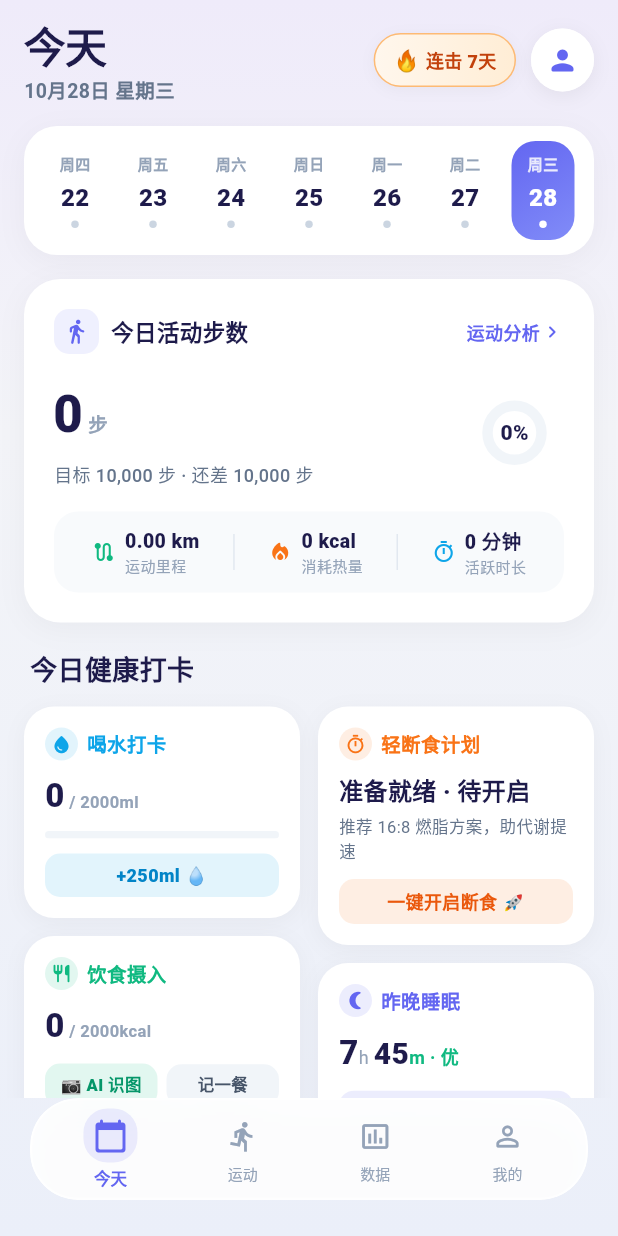
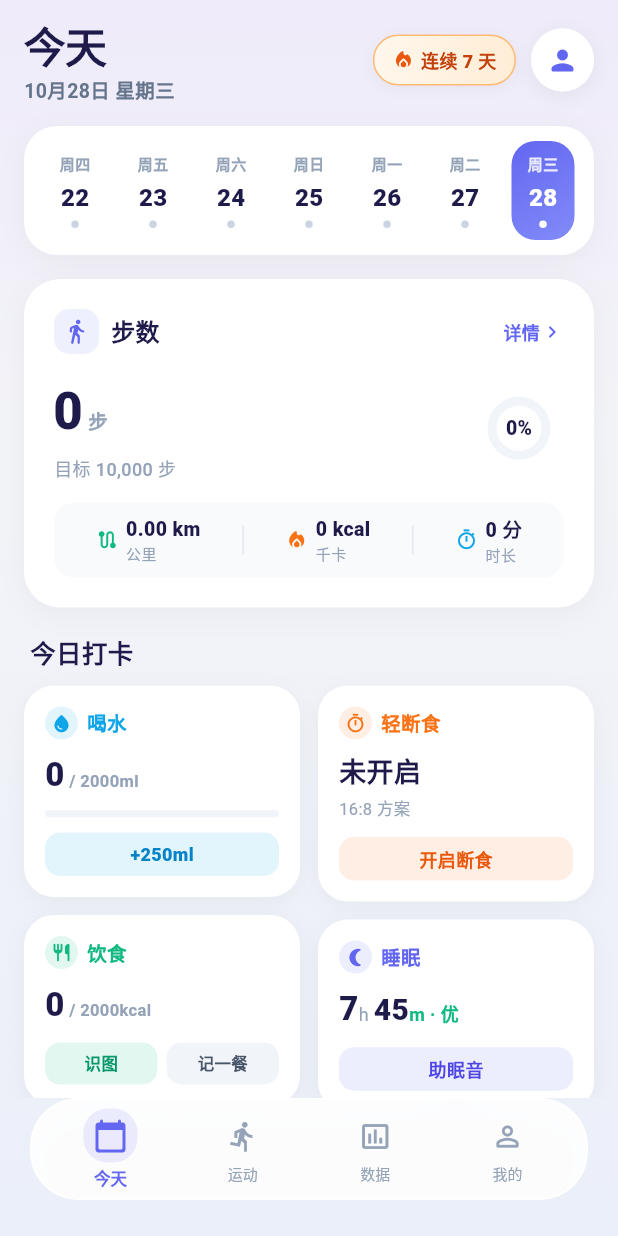
Before and after one commit to xuldqi/yydsxnec, a Flutter app: the StepsScreen screen opened by its route, on a phone screen of 412 x 824 dp. Run offline on Flutter 3.47's test engine with Material 3 defaults, Android fonts, the phone set to English and light mode, and no system bars; our stand-ins replace audioplayers, camera, drift, drift_flutter, fl_chart, flutter_local_notifications and 19 more; missing offline and left inert: flutter_foreground_task, google_mlkit_text_recognition, home_widget, record, tflite_flutter; accounts and stored records are empty; generated files the repository leaves out were written again; project files that could hold a hidden picture were left out.

Commit message:
style: remove emoji spam, verbose descriptions, and bloated bottom toolbox for pure OtterLife aesthetic

```diff
--- a/lib/features/steps/steps_screen.dart
+++ b/lib/features/steps/steps_screen.dart
@@ -73,8 +73,6 @@ class _StepsScreenState extends ConsumerState<StepsScreen> {
                   _buildStepsHeroCard(context, steps, record),
                   const SizedBox(height: 18),
                   _buildHabitCardsStream(context, record),
-                  const SizedBox(height: 24),
-                  _buildHealthToolboxSection(context),
                 ],
               ),
             ),
@@ -141,10 +139,10 @@ class _StepsScreenState extends ConsumerState<StepsScreen> {
                 ),
                 child: Row(
                   children: const [
-                    Text('🔥', style: TextStyle(fontSize: 14)),
+                    Icon(Icons.local_fire_department_rounded, size: 15, color: Color(0xFFEA580C)),
                     SizedBox(width: 4),
                     Text(
-                      '连击 7天',
+                      '连续 7 天',
                       style: TextStyle(
                         fontSize: 12,
                         fontWeight: FontWeight.w800,
@@ -305,10 +303,10 @@ class _StepsScreenState extends ConsumerState<StepsScreen> {
                     ),
                     const SizedBox(width: 8),
                     const Text(
-                      '今日活动步数',
+                      '步数',
                       style: TextStyle(
                         color: Color(0xFF1E1B4B),
-                        fontSize: 15,
+                        fontSize: 16,
                         fontWeight: FontWeight.w800,
                       ),
                     ),
@@ -316,13 +314,13 @@ class _StepsScreenState extends ConsumerState<StepsScreen> {
                 ),
                 Row(
                   children: const [
-                    Text('运动分析', style: TextStyle(fontSize: 12, color: Color(0xFF6366F1), fontWeight: FontWeight.w600)),
+                    Text('详情', style: TextStyle(fontSize: 12, color: Color(0xFF6366F1), fontWeight: FontWeight.w600)),
                     Icon(Icons.chevron_right_rounded, size: 16, color: Color(0xFF6366F1)),
                   ],
                 ),
               ],
             ),
-            const SizedBox(height: 16),
+            const SizedBox(height: 14),
             Row(
               children: [
                 Expanded(
@@ -346,11 +344,11 @@ class _StepsScreenState extends ConsumerState<StepsScreen> {
                           const Text('步', style: TextStyle(color: Color(0xFF94A3B8), fontSize: 13, fontWeight: FontWeight.bold)),
                         ],
                       ),
-                      const SizedBox(height: 6),
-                      Text(
-                        '目标 10,000 步 · 还差 ${NumberFormat('#,###').format((10000 - steps).clamp(0, 10000))} 步',
-                        style: const TextStyle(
-                          color: Color(0xFF64748B),
+                      const SizedBox(height: 4),
+                      const Text(
+                        '目标 10,000 步',
+                        style: TextStyle(
+                          color: Color(0xFF94A3B8),
                           fontSize: 12,
                           fontWeight: FontWeight.w500,
                         ),
@@ -359,14 +357,14 @@ class _StepsScreenState extends ConsumerState<StepsScreen> {
                   ),
                 ),
                 SizedBox(
-                  width: 66,
-                  height: 66,
+                  width: 60,
+                  height: 60,
                   child: Stack(
                     alignment: Alignment.center,
                     children: [
                       CircularProgressIndicator(
                         value: progress,
-                        strokeWidth: 7,
+                        strokeWidth: 6,
                         backgroundColor: const Color(0xFFF1F5F9),
                         valueColor: const AlwaysStoppedAnimation<Color>(Color(0xFF6366F1)),
                       ),
@@ -374,7 +372,7 @@ class _StepsScreenState extends ConsumerState<StepsScreen> {
                         '${(progress * 100).toInt()}%',
                         style: const TextStyle(
                           color: Color(0xFF1E1B4B),
-                          fontSize: 14,
+                          fontSize: 13,
                           fontWeight: FontWeight.w900,
                         ),
                       ),
@@ -383,21 +381,21 @@ class _StepsScreenState extends ConsumerState<StepsScreen> {
                 ),
               ],
             ),
-            const SizedBox(height: 16),
+            const SizedBox(height: 14),
             Container(
-              padding: const EdgeInsets.symmetric(horizontal: 14, vertical: 10),
+              padding: const EdgeInsets.symmetric(horizontal: 14, vertical: 8),
               decoration: BoxDecoration(
                 color: const Color(0xFFF8FAFC),
-                borderRadius: BorderRadius.circular(16),
+                borderRadius: BorderRadius.circular(14),
               ),
               child: Row(
                 mainAxisAlignment: MainAxisAlignment.spaceAround,
                 children: [
-                  _buildSubStat(Icons.route_rounded, '$distanceKm km', '运动里程', const Color(0xFF10B981)),
-                  Container(width: 1, height: 24, color: const Color(0xFFE2E8F0)),
-                  _buildSubStat(Icons.local_fire_department_rounded, '$calories kcal', '消耗热量', const Color(0xFFF97316)),
-                  Container(width: 1, height: 24, color: const Color(0xFFE2E8F0)),
-                  _buildSubStat(Icons.timer_outlined, '${steps ~/ 100} 分钟', '活跃时长', const Color(0xFF0EA5E9)),
+                  _buildSubStat(Icons.route_rounded, '$distanceKm km', '公里', const Color(0xFF10B981)),
+                  Container(width: 1, height: 20, color: const Color(0xFFE2E8F0)),
+                  _buildSubStat(Icons.local_fire_department_rounded, '$calories kcal', '千卡', const Color(0xFFF97316)),
+                  Container(width: 1, height: 20, color: const Color(0xFFE2E8F0)),
+                  _buildSubStat(Icons.timer_outlined, '${steps ~/ 100} 分', '时长', const Color(0xFF0EA5E9)),
                 ],
               ),
             ),
@@ -410,8 +408,8 @@ class _StepsScreenState extends ConsumerState<StepsScreen> {
   Widget _buildSubStat(IconData icon, String value, String label, Color color) {
     return Row(
       children: [
-        Icon(icon, size: 16, color: color),
-        const SizedBox(width: 6),
+        Icon(icon, size: 15, color: color),
+        const SizedBox(width: 5),
         Column(
           crossAxisAlignment: CrossAxisAlignment.start,
           children: [
@@ -429,12 +427,12 @@ class _StepsScreenState extends ConsumerState<StepsScreen> {
       crossAxisAlignment: CrossAxisAlignment.start,
       children: [
         const Padding(
-          padding: EdgeInsets.only(left: 4, bottom: 12),
+          padding: EdgeInsets.only(left: 4, bottom: 10),
           child: Text(
-            '今日健康打卡',
+            '今日打卡',
             style: TextStyle(
-              fontSize: 18,
-              fontWeight: FontWeight.w900,
+              fontSize: 17,
+              fontWeight: FontWeight.w800,
               color: Color(0xFF1E1B4B),
             ),
           ),
@@ -483,7 +481,7 @@ class _StepsScreenState extends ConsumerState<StepsScreen> {
     final waterProgress = (record.waterMl / 2000).clamp(0.0, 1.0);
 
     return _buildActionCard(
-      title: '喝水打卡',
+      title: '喝水',
       icon: Icons.water_drop_rounded,
       color: const Color(0xFF0EA5E9),
       onTap: () => context.push('/water'),
@@ -519,8 +517,8 @@ class _StepsScreenState extends ConsumerState<StepsScreen> {
               } catch (_) {}
               ScaffoldMessenger.of(context).showSnackBar(
                 const SnackBar(
-                  content: Text('已记录饮水 +250ml 💧 记得按时喝水哦！'),
-                  duration: Duration(milliseconds: 1500),
+                  content: Text('已记录饮水 +250ml'),
+                  duration: Duration(milliseconds: 1200),
                   behavior: SnackBarBehavior.floating,
                 ),
               );
@@ -534,7 +532,7 @@ class _StepsScreenState extends ConsumerState<StepsScreen> {
               ),
               child: const Center(
                 child: Text(
-                  '+250ml 💧',
+                  '+250ml',
                   style: TextStyle(
                     fontSize: 12,
                     fontWeight: FontWeight.w800,
@@ -561,7 +559,7 @@ class _StepsScreenState extends ConsumerState<StepsScreen> {
     final remainM = timer.remainingTime.inMinutes % 60;
 
     return _buildActionCard(
-      title: isActive ? '${activeSession.fastingHours}:${activeSession.eatingHours} 轻断食' : '轻断食计划',
+      title: '轻断食',
       icon: Icons.timer_outlined,
       color: const Color(0xFFF97316),
       onTap: () => context.push('/fasting'),
@@ -569,9 +567,9 @@ class _StepsScreenState extends ConsumerState<StepsScreen> {
         crossAxisAlignment: CrossAxisAlignment.start,
         children: [
           Text(
-            isActive ? '断食中 · ${elapsedH}h ${elapsedM}m' : '准备就绪 · 待开启',
+            isActive ? '${elapsedH}h ${elapsedM}m' : '未开启',
             style: const TextStyle(
-              fontSize: 16,
+              fontSize: 18,
               fontWeight: FontWeight.w900,
               color: Color(0xFF1E1B4B),
             ),
@@ -579,9 +577,9 @@ class _StepsScreenState extends ConsumerState<StepsScreen> {
           const SizedBox(height: 4),
           Text(
             isActive
-                ? (timer.isOvertime ? '已超额达成目标！🔥' : '离进食窗口剩 ${remainH}h ${remainM}m')
-                : '推荐 16:8 燃脂方案，助代谢提速',
-            style: const TextStyle(fontSize: 11, color: Color(0xFF64748B)),
+                ? (timer.isOvertime ? '已达成目标' : '剩 ${remainH}h ${remainM}m')
+                : '16:8 方案',
+            style: const TextStyle(fontSize: 11, color: Color(0xFF94A3B8)),
           ),
           const SizedBox(height: 10),
           GestureDetector(
@@ -595,7 +593,7 @@ class _StepsScreenState extends ConsumerState<StepsScreen> {
               ),
               child: Center(
                 child: Text(
-                  isActive ? '查看计时器 ⏳' : '一键开启断食 🚀',
+                  isActive ? '计时器' : '开启断食',
                   style: const TextStyle(
                     fontSize: 12,
                     fontWeight: FontWeight.w800,
@@ -617,7 +615,7 @@ class _StepsScreenState extends ConsumerState<StepsScreen> {
     final goalCalories = (dietAsync.valueOrNull?.goal ?? 2000).round();
 
     return _buildActionCard(
-      title: '饮食摄入',
+      title: '饮食',
       icon: Icons.restaurant_rounded,
       color: const Color(0xFF10B981),
       onTap: () => context.push('/diet'),
@@ -647,7 +645,7 @@ class _StepsScreenState extends ConsumerState<StepsScreen> {
                       borderRadius: BorderRadius.circular(10),
                     ),
                     child: const Center(
-                      child: Text('📷 AI 识图',
+                      child: Text('识图',
                           style: TextStyle(fontSize: 11, fontWeight: FontWeight.w800, color: Color(0xFF059669))),
                     ),
                   ),
@@ -683,7 +681,7 @@ class _StepsScreenState extends ConsumerState<StepsScreen> {
     final mins = record.sleepMins % 60 > 0 ? record.sleepMins % 60 : 45;
 
     return _buildActionCard(
-      title: '昨晚睡眠',
+      title: '睡眠',
       icon: Icons.nightlight_round,
       color: const Color(0xFF6366F1),
       onTap: () => context.push('/sleep'),
@@ -714,7 +712,7 @@ class _StepsScreenState extends ConsumerState<StepsScreen> {
               ),
               child: const Center(
                 child: Text(
-                  '🎧 助眠白噪音',
+                  '助眠音',
                   style: TextStyle(
                     fontSize: 12,
                     fontWeight: FontWeight.w800,
@@ -732,7 +730,7 @@ class _StepsScreenState extends ConsumerState<StepsScreen> {
   // ── Card: Vital Signs ───────────────────────────────────────────────────────
   Widget _buildVitalSignsCard(BuildContext context, DailyHealthRecord record) {
     return _buildActionCard(
-      title: '心率 & 压力',
+      title: '心率',
       icon: Icons.favorite_rounded,
       color: const Color(0xFFF43F5E),
       onTap: () => context.push('/vital-signs'),
@@ -762,7 +760,7 @@ class _StepsScreenState extends ConsumerState<StepsScreen> {
               ),
               child: const Center(
                 child: Text(
-                  '📷 测心率',
+                  '测量',
                   style: TextStyle(
                     fontSize: 12,
                     fontWeight: FontWeight.w800,
@@ -779,47 +777,39 @@ class _StepsScreenState extends ConsumerState<StepsScreen> {
 
   // ── Card: Mood Diary ────────────────────────────────────────────────────────
   Widget _buildMoodCard(BuildContext context, DailyHealthRecord record) {
-    final emojis = [
-      {'e': '😆', 'l': '开心'},
-      {'e': '😊', 'l': '平静'},
-      {'e': '😐', 'l': '一般'},
-      {'e': '😫', 'l': '焦虑'},
-      {'e': '😢', 'l': '低落'},
-    ];
-
     return _buildActionCard(
-      title: '今日心情 · ${record.mood}',
+      title: '情绪',
       icon: Icons.mood_rounded,
       color: const Color(0xFFF59E0B),
       onTap: () => context.push('/mood'),
       child: Column(
+        crossAxisAlignment: CrossAxisAlignment.start,
         children: [
-          const SizedBox(height: 4),
-          Row(
-            mainAxisAlignment: MainAxisAlignment.spaceBetween,
-            children: emojis.map((item) {
-              final isCurrent = record.mood == item['l'];
-              return GestureDetector(
-                onTap: () {
-                  ref.read(dailyHealthProvider.notifier).setMood(item['l']!);
-                  ScaffoldMessenger.of(context).showSnackBar(
-                    SnackBar(
-                      content: Text('心情已记录：${item['e']} ${item['l']}'),
-                      duration: const Duration(seconds: 1),
-                      behavior: SnackBarBehavior.floating,
-                    ),
-                  );
-                },
-                child: Container(
-                  padding: const EdgeInsets.all(5),
-                  decoration: BoxDecoration(
-                    color: isCurrent ? const Color(0xFFF59E0B).withValues(alpha: 0.2) : Colors.transparent,
-                    shape: BoxShape.circle,
+          Text(
+            record.mood.isNotEmpty ? record.mood : '平静',
+            style: const TextStyle(fontSize: 18, fontWeight: FontWeight.w900, color: Color(0xFF1E1B4B)),
+          ),
+          const SizedBox(height: 10),
+          GestureDetector(
+            onTap: () => context.push('/mood'),
+            child: Container(
+              width: double.infinity,
+              padding: const EdgeInsets.symmetric(vertical: 6),
+              decoration: BoxDecoration(
+                color: const Color(0xFFF59E0B).withValues(alpha: 0.12),
+                borderRadius: BorderRadius.circular(10),
+              ),
+              child: const Center(
+                child: Text(
+                  '记录',
+                  style: TextStyle(
+                    fontSize: 12,
+                    fontWeight: FontWeight.w800,
+                    color: Color(0xFFD97706),
                   ),
-                  child: Text(item['e']!, style: const TextStyle(fontSize: 18)),
                 ),
-              );
-            }).toList(),
+              ),
+            ),
           ),
         ],
       ),
@@ -883,141 +873,4 @@ class _StepsScreenState extends ConsumerState<StepsScreen> {
       ),
     );
   }
-
-  // ── 6. Health Toolbox (Organized Sections instead of 18 dumped icons) ──────
-  Widget _buildHealthToolboxSection(BuildContext context) {
-    return Column(
-      crossAxisAlignment: CrossAxisAlignment.start,
-      children: [
-        const Padding(
-          padding: EdgeInsets.only(left: 4, bottom: 12),
-          child: Text(
-            '健康管理工具箱',
-            style: TextStyle(
-              fontSize: 18,
-              fontWeight: FontWeight.w900,
-              color: Color(0xFF1E1B4B),
-            ),
-          ),
-        ),
-        Container(
-          padding: const EdgeInsets.all(16),
-          decoration: BoxDecoration(
-            color: Colors.white,
-            borderRadius: BorderRadius.circular(22),
-            boxShadow: const [
-              BoxShadow(
-                color: Color(0x0A000000),
-                blurRadius: 14,
-                offset: Offset(0, 4),
-              ),
-            ],
-          ),
-          child: Column(
-            children: [
-              _buildToolCategory(
-                title: '🌸 女性与生理健康',
-                tools: [
-                  _ToolItem('经期预测', Icons.favorite_border, const Color(0xFFEC4899), '/period'),
-                  _ToolItem('便便健康', Icons.emoji_nature_rounded, const Color(0xFF854D0E), '/poop'),
-                ],
-                context: context,
-              ),
-              const Divider(height: 24, color: Color(0xFFF1F5F9)),
-              _buildToolCategory(
-                title: '⚖️ 体型与体成分管理',
-                tools: [
-                  _ToolItem('体重管理', Icons.monitor_weight_outlined, const Color(0xFF3B82F6), '/weight'),
-                  _ToolItem('体测三围', Icons.straighten_rounded, const Color(0xFFA855F7), '/body-record'),
-                ],
-                context: context,
-              ),
-              const Divider(height: 24, color: Color(0xFFF1F5F9)),
-              _buildToolCategory(
-                title: '🧘 身心舒缓与冥想',
-                tools: [
-                  _ToolItem('正念冥想', Icons.self_improvement_rounded, const Color(0xFF8B5CF6), '/meditation'),
-                  _ToolItem('助眠白噪音', Icons.music_note_rounded, const Color(0xFF0EA5E9), '/white-noise'),
-                ],
-                context: context,
-              ),
-              const Divider(height: 24, color: Color(0xFFF1F5F9)),
-              _buildToolCategory(
-                title: '🏆 运动进阶与数据安全',
-                tools: [
-                  _ToolItem('训练计划', Icons.fitness_center_rounded, const Color(0xFF6366F1), '/training-plan'),
-                  _ToolItem('动作库', Icons.directions_run_rounded, const Color(0xFF10B981), '/movement-library'),
-                  _ToolItem('勋章馆', Icons.emoji_events_rounded, const Color(0xFFD97706), '/achievements'),
-                  _ToolItem('数据备份', Icons.cloud_download_outlined, const Color(0xFF64748B), '/data-export'),
-                ],
-                context: context,
-              ),
-            ],
-          ),
-        ),
-      ],
-    );
-  }
-
-  Widget _buildToolCategory({
-    required String title,
-    required List<_ToolItem> tools,
-    required BuildContext context,
-  }) {
-    return Column(
-      crossAxisAlignment: CrossAxisAlignment.start,
-      children: [
-        Text(
-          title,
-          style: const TextStyle(
-            fontSize: 12,
-            fontWeight: FontWeight.bold,
-            color: Color(0xFF64748B),
-          ),
-        ),
-        const SizedBox(height: 10),
-        Row(
-          children: tools.map((t) {
-            return Expanded(
-              child: GestureDetector(
-                onTap: () => context.push(t.route),
-                child: Container(
-                  margin: const EdgeInsets.symmetric(horizontal: 4),
-                  padding: const EdgeInsets.symmetric(vertical: 10, horizontal: 8),
-                  decoration: BoxDecoration(
-                    color: const Color(0xFFF8FAFC),
-                    borderRadius: BorderRadius.circular(14),
-                    border: Border.all(color: const Color(0xFFE2E8F0)),
-                  ),
-                  child: Row(
-                    mainAxisAlignment: MainAxisAlignment.center,
-                    children: [
-                      Icon(t.icon, color: t.color, size: 16),
-                      const SizedBox(width: 6),
-                      Text(
-                        t.label,
-                        style: const TextStyle(
-                          fontSize: 12,
-                          fontWeight: FontWeight.w700,
-                          color: Color(0xFF334155),
-                        ),
-                      ),
-                    ],
-                  ),
-                ),
-              ),
-            );
-          }).toList(),
-        ),
-      ],
-    );
-  }
 }
-
-class _ToolItem {
-  final String label;
-  final IconData icon;
-  final Color color;
-  final String route;
-  _ToolItem(this.label, this.icon, this.color, this.route);
-}
```
